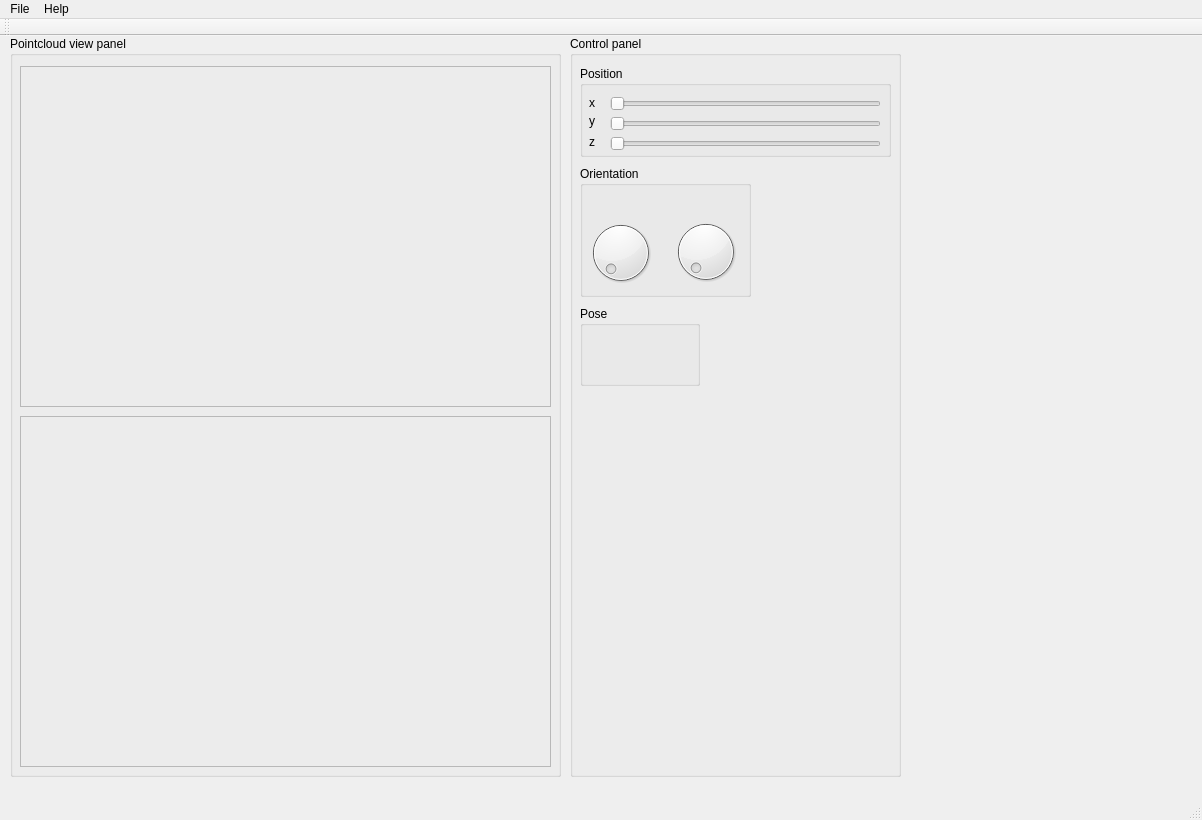
Above: mainwindow.ui from krg-nandu/pose-annotator before the change. Below: the same form after it.
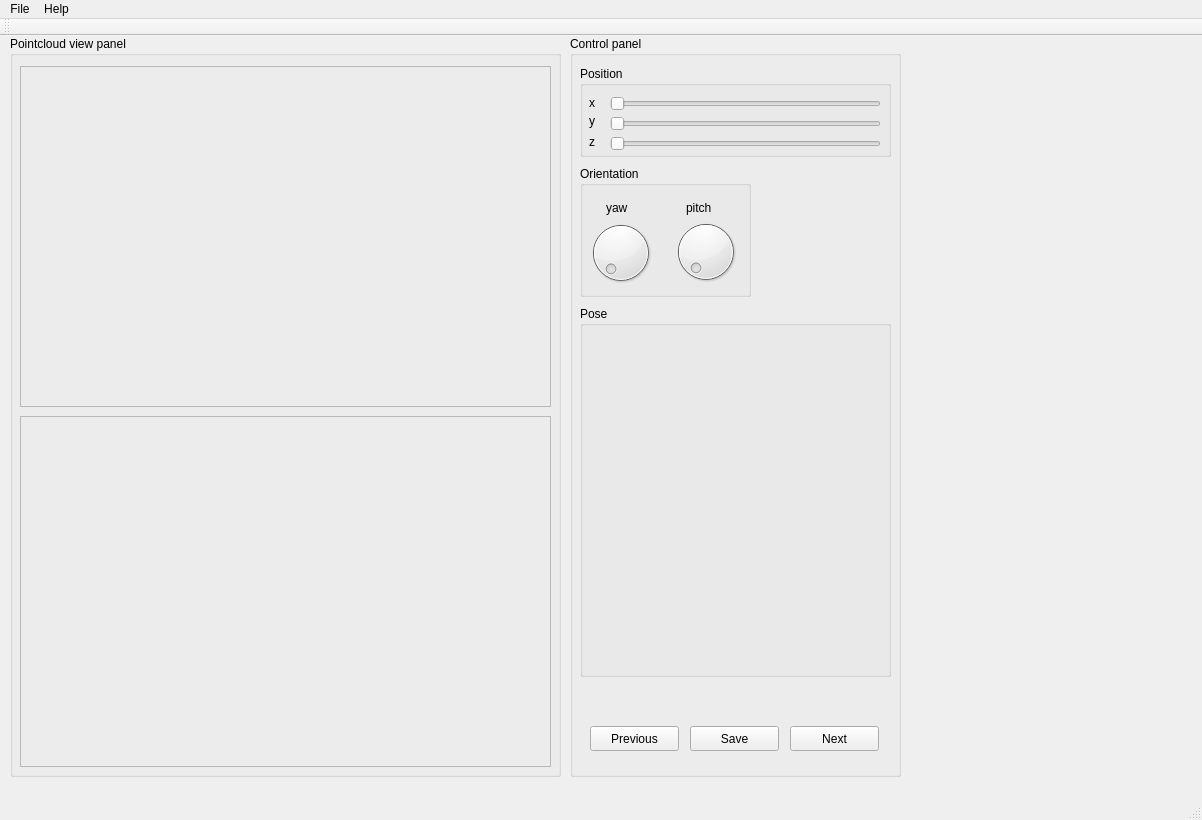
That is the form after the change.

Commit message: adding pos, ori controls

Patch:
```diff
--- a/mainwindow.ui
+++ b/mainwindow.ui
@@ -194,20 +194,85 @@
        </rect>
       </property>
      </widget>
+     <widget class="QLabel" name="label_4">
+      <property name="geometry">
+       <rect>
+        <x>26</x>
+        <y>33</y>
+        <width>31</width>
+        <height>17</height>
+       </rect>
+      </property>
+      <property name="text">
+       <string>yaw</string>
+      </property>
+     </widget>
+     <widget class="QLabel" name="label_5">
+      <property name="geometry">
+       <rect>
+        <x>106</x>
+        <y>33</y>
+        <width>41</width>
+        <height>17</height>
+       </rect>
+      </property>
+      <property name="text">
+       <string>pitch</string>
+      </property>
+     </widget>
     </widget>
     <widget class="QGroupBox" name="groupBox_5">
      <property name="geometry">
       <rect>
        <x>10</x>
        <y>270</y>
-       <width>120</width>
-       <height>80</height>
+       <width>311</width>
+       <height>371</height>
       </rect>
      </property>
      <property name="title">
       <string>Pose</string>
      </property>
     </widget>
+    <widget class="QPushButton" name="pushButton">
+     <property name="geometry">
+      <rect>
+       <x>120</x>
+       <y>690</y>
+       <width>89</width>
+       <height>25</height>
+      </rect>
+     </property>
+     <property name="text">
+      <string>Save</string>
+     </property>
+    </widget>
+    <widget class="QPushButton" name="pushButton_2">
+     <property name="geometry">
+      <rect>
+       <x>20</x>
+       <y>690</y>
+       <width>89</width>
+       <height>25</height>
+      </rect>
+     </property>
+     <property name="text">
+      <string>Previous</string>
+     </property>
+    </widget>
+    <widget class="QPushButton" name="pushButton_3">
+     <property name="geometry">
+      <rect>
+       <x>220</x>
+       <y>690</y>
+       <width>89</width>
+       <height>25</height>
+      </rect>
+     </property>
+     <property name="text">
+      <string>Next</string>
+     </property>
+    </widget>
    </widget>
   </widget>
   <widget class="QMenuBar" name="menuBar">
```
The commit also changes 1 other file.
